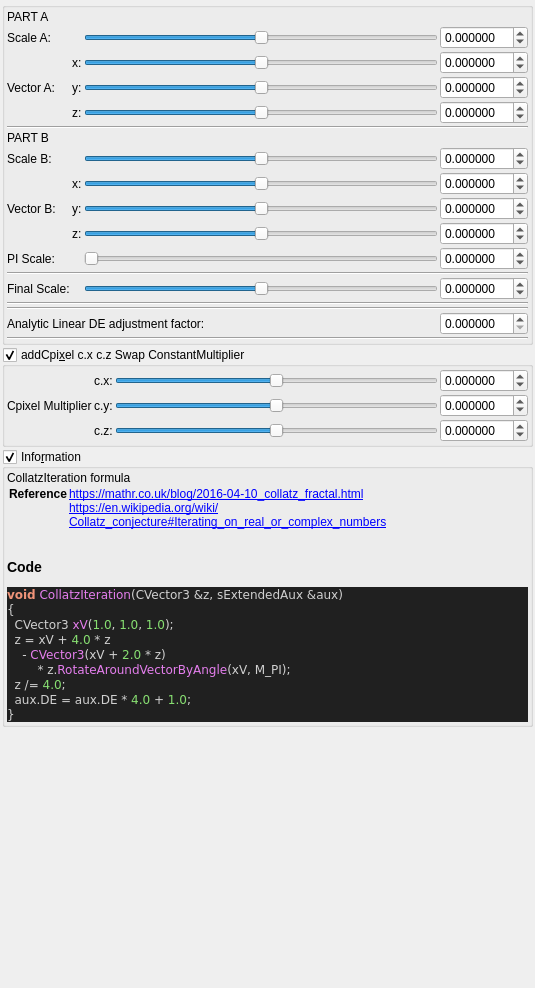
Before: the Qt Designer form mandelbulber2/qt_data/fractal_collatz_mod.ui in buddhi1980/mandelbulber2, drawn with Qt 5.
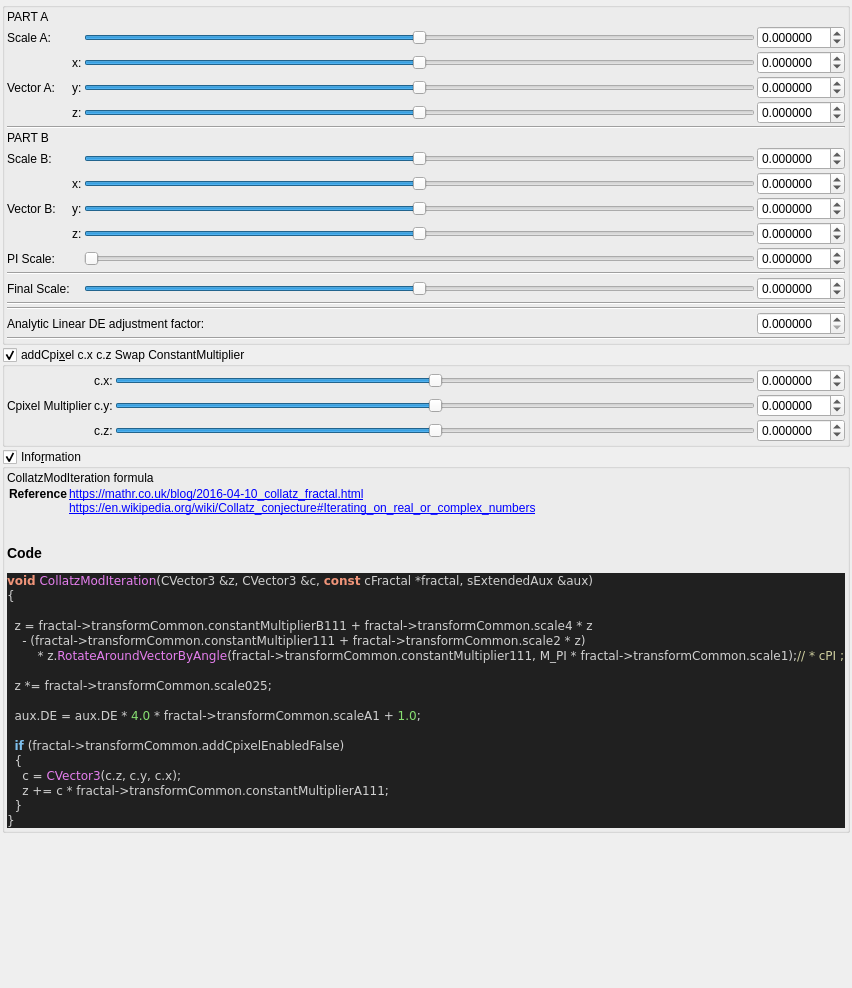
After: the same form once the commit is applied. Custom widgets are drawn as their Qt base class.

Commit message:
stripped code highlight output to body tag
 the surrounding part (HTML Tag and comment) contained version specific parts.
 Now only the body tag will be written to the ui file,
 so the complete output of populateUiInformation.php should be reproducable.

 Also readded broken symlinks in deploy/share/mandelbulber2

The edit to the form file:
```diff
--- a/mandelbulber2/qt_data/fractal_collatz_mod.ui
+++ b/mandelbulber2/qt_data/fractal_collatz_mod.ui
@@ -946,33 +946,32 @@
       <item>
        <widget class="QLabel" name="label_code_content">
         <property name="text">
-         <string>&lt;p&gt;CollatzIteration formula&lt;/p&gt;&lt;table&gt;
+         <string>&lt;p&gt;CollatzModIteration formula&lt;/p&gt;&lt;table&gt;
 &lt;tr&gt;&lt;th&gt;Reference&lt;/th&gt;&lt;td&gt;&lt;a href=&quot;https://mathr.co.uk/blog/2016-04-10_collatz_fractal.html&quot;&gt;https://mathr.co.uk/blog/2016-04-10_collatz_fractal.html&lt;br&gt;
 &lt;a href=&quot;https://en.wikipedia.org/wiki/Collatz_conjecture#Iterating_on_real_or_complex_numbers&quot;&gt;https://en.wikipedia.org/wiki/Collatz_conjecture#Iterating_on_real_or_complex_numbers&lt;br&gt;
 &lt;/td&gt;&lt;/tr&gt;
 &lt;/table&gt;
 &lt;h3&gt;Code&lt;/h3&gt;
-&lt;!DOCTYPE html&gt;
-&lt;html&gt;
-&lt;head&gt;
-&lt;meta charset=&quot;ISO-8859-1&quot;&gt;
-&lt;title&gt;Source file&lt;/title&gt;
-&lt;/head&gt;
 &lt;body style=&quot;background-color:#202020&quot;&gt;
-&lt;pre style=&quot;color:#d0d0d0; background-color:#202020;  font-family:'Courier New',monospace;&quot;&gt;&lt;span style=&quot;color:#f09479; font-weight:bold&quot;&gt;void&lt;/span&gt; &lt;span style=&quot;color:#e47eed&quot;&gt;CollatzIteration&lt;/span&gt;&lt;span style=&quot;color:#d0d0d0&quot;&gt;(&lt;/span&gt;CVector3 &lt;span style=&quot;color:#d0d0d0&quot;&gt;&amp;amp;&lt;/span&gt;z&lt;span style=&quot;color:#d0d0d0&quot;&gt;,&lt;/span&gt; sExtendedAux &lt;span style=&quot;color:#d0d0d0&quot;&gt;&amp;amp;&lt;/span&gt;aux&lt;span style=&quot;color:#d0d0d0&quot;&gt;)&lt;/span&gt;
+&lt;pre style=&quot;color:#d0d0d0; background-color:#202020;  font-family:'Courier New',monospace;&quot;&gt;&lt;span style=&quot;color:#f09479; font-weight:bold&quot;&gt;void&lt;/span&gt; &lt;span style=&quot;color:#e47eed&quot;&gt;CollatzModIteration&lt;/span&gt;&lt;span style=&quot;color:#d0d0d0&quot;&gt;(&lt;/span&gt;CVector3 &lt;span style=&quot;color:#d0d0d0&quot;&gt;&amp;amp;&lt;/span&gt;z&lt;span style=&quot;color:#d0d0d0&quot;&gt;,&lt;/span&gt; CVector3 &lt;span style=&quot;color:#d0d0d0&quot;&gt;&amp;amp;&lt;/span&gt;c&lt;span style=&quot;color:#d0d0d0&quot;&gt;,&lt;/span&gt; &lt;span style=&quot;color:#f09479; font-weight:bold&quot;&gt;const&lt;/span&gt; cFractal &lt;span style=&quot;color:#d0d0d0&quot;&gt;*&lt;/span&gt;fractal&lt;span style=&quot;color:#d0d0d0&quot;&gt;,&lt;/span&gt; sExtendedAux &lt;span style=&quot;color:#d0d0d0&quot;&gt;&amp;amp;&lt;/span&gt;aux&lt;span style=&quot;color:#d0d0d0&quot;&gt;)&lt;/span&gt;
 &lt;span style=&quot;color:#d0d0d0&quot;&gt;{&lt;/span&gt;
-  CVector3 &lt;span style=&quot;color:#e47eed&quot;&gt;xV&lt;/span&gt;&lt;span style=&quot;color:#d0d0d0&quot;&gt;(&lt;/span&gt;&lt;span style=&quot;color:#87df71&quot;&gt;1.0&lt;/span&gt;&lt;span style=&quot;color:#d0d0d0&quot;&gt;,&lt;/span&gt; &lt;span style=&quot;color:#87df71&quot;&gt;1.0&lt;/span&gt;&lt;span style=&quot;color:#d0d0d0&quot;&gt;,&lt;/span&gt; &lt;span style=&quot;color:#87df71&quot;&gt;1.0&lt;/span&gt;&lt;span style=&quot;color:#d0d0d0&quot;&gt;);&lt;/span&gt;
-  z &lt;span style=&quot;color:#d0d0d0&quot;&gt;=&lt;/span&gt; xV &lt;span style=&quot;color:#d0d0d0&quot;&gt;+&lt;/span&gt; &lt;span style=&quot;color:#87df71&quot;&gt;4.0&lt;/span&gt; &lt;span style=&quot;color:#d0d0d0&quot;&gt;*&lt;/span&gt; z
-    &lt;span style=&quot;color:#d0d0d0&quot;&gt;-&lt;/span&gt; &lt;span style=&quot;color:#e47eed&quot;&gt;CVector3&lt;/span&gt;&lt;span style=&quot;color:#d0d0d0&quot;&gt;(&lt;/span&gt;xV &lt;span style=&quot;color:#d0d0d0&quot;&gt;+&lt;/span&gt; &lt;span style=&quot;color:#87df71&quot;&gt;2.0&lt;/span&gt; &lt;span style=&quot;color:#d0d0d0&quot;&gt;*&lt;/span&gt; z&lt;span style=&quot;color:#d0d0d0&quot;&gt;)&lt;/span&gt;
-        &lt;span style=&quot;color:#d0d0d0&quot;&gt;*&lt;/span&gt; z&lt;span style=&quot;color:#d0d0d0&quot;&gt;.&lt;/span&gt;&lt;span style=&quot;color:#e47eed&quot;&gt;RotateAroundVectorByAngle&lt;/span&gt;&lt;span style=&quot;color:#d0d0d0&quot;&gt;(&lt;/span&gt;xV&lt;span style=&quot;color:#d0d0d0&quot;&gt;,&lt;/span&gt; M_PI&lt;span style=&quot;color:#d0d0d0&quot;&gt;);&lt;/span&gt;
-  z &lt;span style=&quot;color:#d0d0d0&quot;&gt;/=&lt;/span&gt; &lt;span style=&quot;color:#87df71&quot;&gt;4.0&lt;/span&gt;&lt;span style=&quot;color:#d0d0d0&quot;&gt;;&lt;/span&gt;
-  aux&lt;span style=&quot;color:#d0d0d0&quot;&gt;.&lt;/span&gt;DE &lt;span style=&quot;color:#d0d0d0&quot;&gt;=&lt;/span&gt; aux&lt;span style=&quot;color:#d0d0d0&quot;&gt;.&lt;/span&gt;DE &lt;span style=&quot;color:#d0d0d0&quot;&gt;*&lt;/span&gt; &lt;span style=&quot;color:#87df71&quot;&gt;4.0&lt;/span&gt; &lt;span style=&quot;color:#d0d0d0&quot;&gt;+&lt;/span&gt; &lt;span style=&quot;color:#87df71&quot;&gt;1.0&lt;/span&gt;&lt;span style=&quot;color:#d0d0d0&quot;&gt;;&lt;/span&gt;
+
+  z &lt;span style=&quot;color:#d0d0d0&quot;&gt;=&lt;/span&gt; fractal&lt;span style=&quot;color:#d0d0d0&quot;&gt;-&amp;gt;&lt;/span&gt;transformCommon&lt;span style=&quot;color:#d0d0d0&quot;&gt;.&lt;/span&gt;constantMultiplierB111 &lt;span style=&quot;color:#d0d0d0&quot;&gt;+&lt;/span&gt; fractal&lt;span style=&quot;color:#d0d0d0&quot;&gt;-&amp;gt;&lt;/span&gt;transformCommon&lt;span style=&quot;color:#d0d0d0&quot;&gt;.&lt;/span&gt;scale4 &lt;span style=&quot;color:#d0d0d0&quot;&gt;*&lt;/span&gt; z
+    &lt;span style=&quot;color:#d0d0d0&quot;&gt;- (&lt;/span&gt;fractal&lt;span style=&quot;color:#d0d0d0&quot;&gt;-&amp;gt;&lt;/span&gt;transformCommon&lt;span style=&quot;color:#d0d0d0&quot;&gt;.&lt;/span&gt;constantMultiplier111 &lt;span style=&quot;color:#d0d0d0&quot;&gt;+&lt;/span&gt; fractal&lt;span style=&quot;color:#d0d0d0&quot;&gt;-&amp;gt;&lt;/span&gt;transformCommon&lt;span style=&quot;color:#d0d0d0&quot;&gt;.&lt;/span&gt;scale2 &lt;span style=&quot;color:#d0d0d0&quot;&gt;*&lt;/span&gt; z&lt;span style=&quot;color:#d0d0d0&quot;&gt;)&lt;/span&gt;
+        &lt;span style=&quot;color:#d0d0d0&quot;&gt;*&lt;/span&gt; z&lt;span style=&quot;color:#d0d0d0&quot;&gt;.&lt;/span&gt;&lt;span style=&quot;color:#e47eed&quot;&gt;RotateAroundVectorByAngle&lt;/span&gt;&lt;span style=&quot;color:#d0d0d0&quot;&gt;(&lt;/span&gt;fractal&lt;span style=&quot;color:#d0d0d0&quot;&gt;-&amp;gt;&lt;/span&gt;transformCommon&lt;span style=&quot;color:#d0d0d0&quot;&gt;.&lt;/span&gt;constantMultiplier111&lt;span style=&quot;color:#d0d0d0&quot;&gt;,&lt;/span&gt; M_PI &lt;span style=&quot;color:#d0d0d0&quot;&gt;*&lt;/span&gt; fractal&lt;span style=&quot;color:#d0d0d0&quot;&gt;-&amp;gt;&lt;/span&gt;transformCommon&lt;span style=&quot;color:#d0d0d0&quot;&gt;.&lt;/span&gt;scale1&lt;span style=&quot;color:#d0d0d0&quot;&gt;);&lt;/span&gt;&lt;span style=&quot;color:#d0d0a0&quot;&gt;// * cPI ;&lt;/span&gt;
+
+  z &lt;span style=&quot;color:#d0d0d0&quot;&gt;*=&lt;/span&gt; fractal&lt;span style=&quot;color:#d0d0d0&quot;&gt;-&amp;gt;&lt;/span&gt;transformCommon&lt;span style=&quot;color:#d0d0d0&quot;&gt;.&lt;/span&gt;scale025&lt;span style=&quot;color:#d0d0d0&quot;&gt;;&lt;/span&gt;
+
+  aux&lt;span style=&quot;color:#d0d0d0&quot;&gt;.&lt;/span&gt;DE &lt;span style=&quot;color:#d0d0d0&quot;&gt;=&lt;/span&gt; aux&lt;span style=&quot;color:#d0d0d0&quot;&gt;.&lt;/span&gt;DE &lt;span style=&quot;color:#d0d0d0&quot;&gt;*&lt;/span&gt; &lt;span style=&quot;color:#87df71&quot;&gt;4.0&lt;/span&gt; &lt;span style=&quot;color:#d0d0d0&quot;&gt;*&lt;/span&gt; fractal&lt;span style=&quot;color:#d0d0d0&quot;&gt;-&amp;gt;&lt;/span&gt;transformCommon&lt;span style=&quot;color:#d0d0d0&quot;&gt;.&lt;/span&gt;scaleA1 &lt;span style=&quot;color:#d0d0d0&quot;&gt;+&lt;/span&gt; &lt;span style=&quot;color:#87df71&quot;&gt;1.0&lt;/span&gt;&lt;span style=&quot;color:#d0d0d0&quot;&gt;;&lt;/span&gt;
+
+  &lt;span style=&quot;color:#7ec0ee; font-weight:bold&quot;&gt;if&lt;/span&gt; &lt;span style=&quot;color:#d0d0d0&quot;&gt;(&lt;/span&gt;fractal&lt;span style=&quot;color:#d0d0d0&quot;&gt;-&amp;gt;&lt;/span&gt;transformCommon&lt;span style=&quot;color:#d0d0d0&quot;&gt;.&lt;/span&gt;addCpixelEnabledFalse&lt;span style=&quot;color:#d0d0d0&quot;&gt;)&lt;/span&gt;
+  &lt;span style=&quot;color:#d0d0d0&quot;&gt;{&lt;/span&gt;
+    c &lt;span style=&quot;color:#d0d0d0&quot;&gt;=&lt;/span&gt; &lt;span style=&quot;color:#e47eed&quot;&gt;CVector3&lt;/span&gt;&lt;span style=&quot;color:#d0d0d0&quot;&gt;(&lt;/span&gt;c&lt;span style=&quot;color:#d0d0d0&quot;&gt;.&lt;/span&gt;z&lt;span style=&quot;color:#d0d0d0&quot;&gt;,&lt;/span&gt; c&lt;span style=&quot;color:#d0d0d0&quot;&gt;.&lt;/span&gt;y&lt;span style=&quot;color:#d0d0d0&quot;&gt;,&lt;/span&gt; c&lt;span style=&quot;color:#d0d0d0&quot;&gt;.&lt;/span&gt;x&lt;span style=&quot;color:#d0d0d0&quot;&gt;);&lt;/span&gt;
+    z &lt;span style=&quot;color:#d0d0d0&quot;&gt;+=&lt;/span&gt; c &lt;span style=&quot;color:#d0d0d0&quot;&gt;*&lt;/span&gt; fractal&lt;span style=&quot;color:#d0d0d0&quot;&gt;-&amp;gt;&lt;/span&gt;transformCommon&lt;span style=&quot;color:#d0d0d0&quot;&gt;.&lt;/span&gt;constantMultiplierA111&lt;span style=&quot;color:#d0d0d0&quot;&gt;;&lt;/span&gt;
+  &lt;span style=&quot;color:#d0d0d0&quot;&gt;}&lt;/span&gt;
 &lt;span style=&quot;color:#d0d0d0&quot;&gt;}&lt;/span&gt;
 &lt;/pre&gt;
-&lt;/body&gt;
-&lt;/html&gt;
-&lt;!--HTML generated by highlight 3.18, http://www.andre-simon.de/--&gt;
-</string>
+&lt;/body&gt;</string>
         </property>
         <property name="wordWrap">
          <bool>true</bool>
```
The commit also changes 109 other files.
